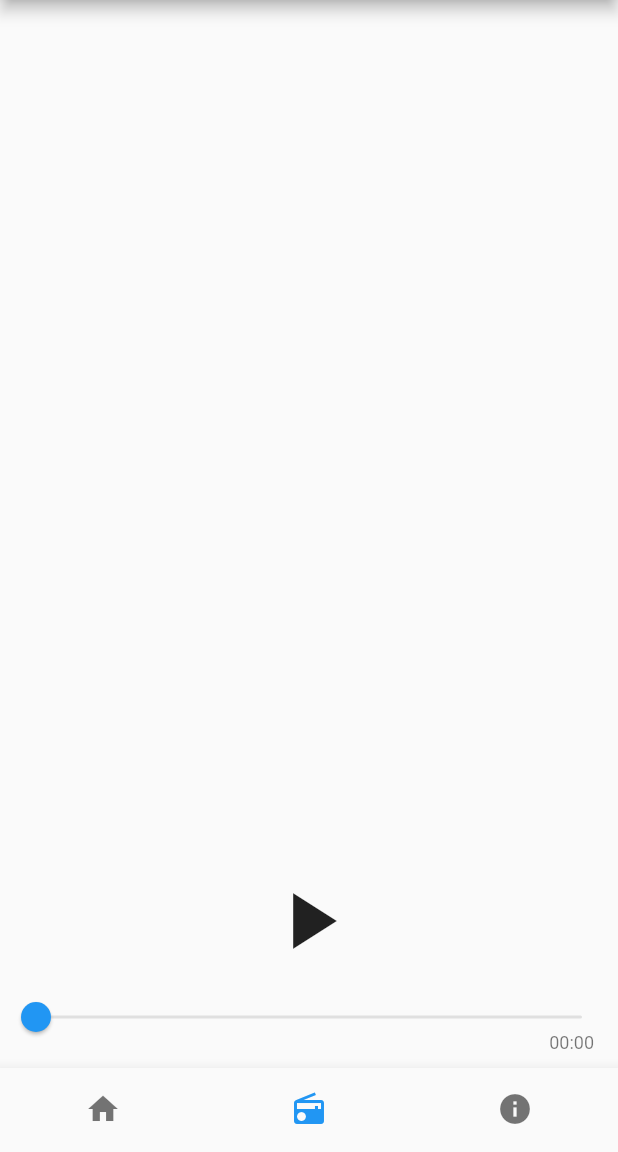
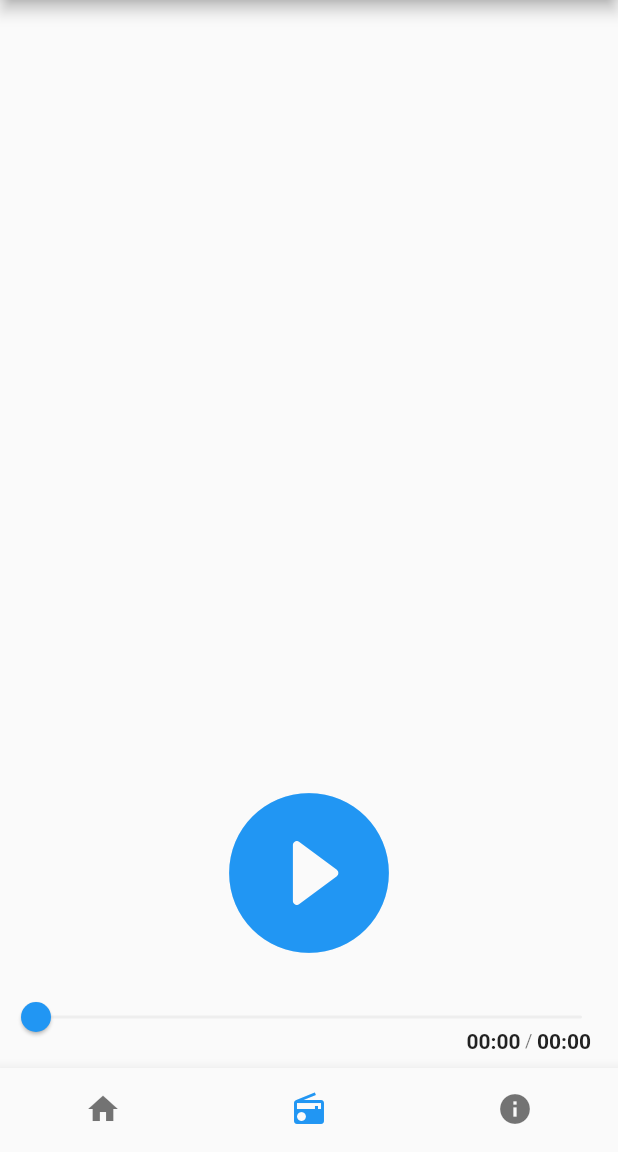
Before and after one commit to jan-milovanovic/b_air, a Flutter app: the HomePage screen opened directly, item 2 of the bottom bar chosen, on a phone screen of 412 x 824 dp, the part 84-1236 px from its top. Run offline on Flutter 3.47's test engine with Material 2 defaults, Android fonts, the phone set to English and light mode, and no system bars; our stand-ins replace animated_splash_screen, just_audio, just_audio_background, lottie, page_transition, rxdart and 1 more; missing offline and left inert: audio_session; network calls fail.

Commit message:
update recording player design
changed:
- control buttons
- player seekbar (duration)
- entire UI
- added descriptions

```diff
--- a/lib/pages/audioplay/control_buttons.dart
+++ b/lib/pages/audioplay/control_buttons.dart
@@ -27,20 +27,23 @@ class ControlButtons extends StatelessWidget {
               );
             } else if (playing != true) {
               return IconButton(
-                icon: const Icon(Icons.play_arrow),
-                iconSize: 64.0,
+                icon: const Icon(Icons.play_circle_fill_rounded),
+                color: Theme.of(context).colorScheme.primary,
+                iconSize: 128.0,
                 onPressed: player.play,
               );
             } else if (processingState != ProcessingState.completed) {
               return IconButton(
-                icon: const Icon(Icons.pause),
-                iconSize: 64.0,
+                icon: const Icon(Icons.pause_circle_filled_rounded),
+                color: Theme.of(context).colorScheme.primary,
+                iconSize: 128.0,
                 onPressed: player.pause,
               );
             } else {
               return IconButton(
-                icon: const Icon(Icons.replay),
-                iconSize: 64.0,
+                icon: const Icon(Icons.replay_circle_filled_rounded),
+                color: Theme.of(context).colorScheme.primary,
+                iconSize: 128.0,
                 onPressed: () => player.seek(Duration.zero,
                     index: player.effectiveIndices!.first),
               );
--- a/lib/pages/audioplay/player_seekbar.dart
+++ b/lib/pages/audioplay/player_seekbar.dart
@@ -41,8 +41,9 @@ class _SeekBarState extends State<SeekBar> {
         SliderTheme(
           data: _sliderThemeData.copyWith(
             thumbShape: HiddenThumbComponentShape(),
+            overlayShape: const RoundSliderOverlayShape(),
             activeTrackColor: Colors.blue.shade100,
-            inactiveTrackColor: Colors.grey.shade300,
+            inactiveTrackColor: Colors.grey.shade200,
           ),
           child: ExcludeSemantics(
             child: Slider(
@@ -93,20 +94,43 @@ class _SeekBarState extends State<SeekBar> {
           ),
         ),
         Positioned(
-          right: 16.0,
+          right: 18.0,
           bottom: 0.0,
-          child: Text(
-              RegExp(r'((^0*[1-9]\d*:)?\d{2}:\d{2})\.\d+$')
-                      .firstMatch("$_remaining")
-                      ?.group(1) ??
-                  '$_remaining',
-              style: Theme.of(context).textTheme.caption),
+          child: Row(
+            children: [
+              Text(
+                  RegExp(r'((^0*[1-9]\d*:)?\d{2}:\d{2})\.\d+$')
+                          .firstMatch("${widget.position}")
+                          ?.group(1) ??
+                      '${widget.position}',
+                  style: const TextStyle(fontWeight: FontWeight.bold)),
+              Text(' / ', style: Theme.of(context).textTheme.caption),
+              Text(
+                  RegExp(r'((^0*[1-9]\d*:)?\d{2}:\d{2})\.\d+$')
+                          .firstMatch("${widget.duration}")
+                          ?.group(1) ??
+                      '${widget.duration}',
+                  style: const TextStyle(fontWeight: FontWeight.bold)),
+
+              /**
+               * Text widget contains "remaining" duration
+               * Remove the row + other texts if you'd like to use this instead
+               *
+              Text(
+                  RegExp(r'((^0*[1-9]\d*:)?\d{2}:\d{2})\.\d+$')
+                          .firstMatch("$_remaining")
+                          ?.group(1) ??
+                      '$_remaining',
+                  style: Theme.of(context).textTheme.caption),
+                */
+            ],
+          ),
         ),
       ],
     );
   }
 
-  Duration get _remaining => widget.duration - widget.position;
+  //Duration get _remaining => widget.duration - widget.position;
 }
 
 class HiddenThumbComponentShape extends SliderComponentShape {
```
Also changed, not shown: lib/pages/recording_player.dart (added, +227 -0 lines).
